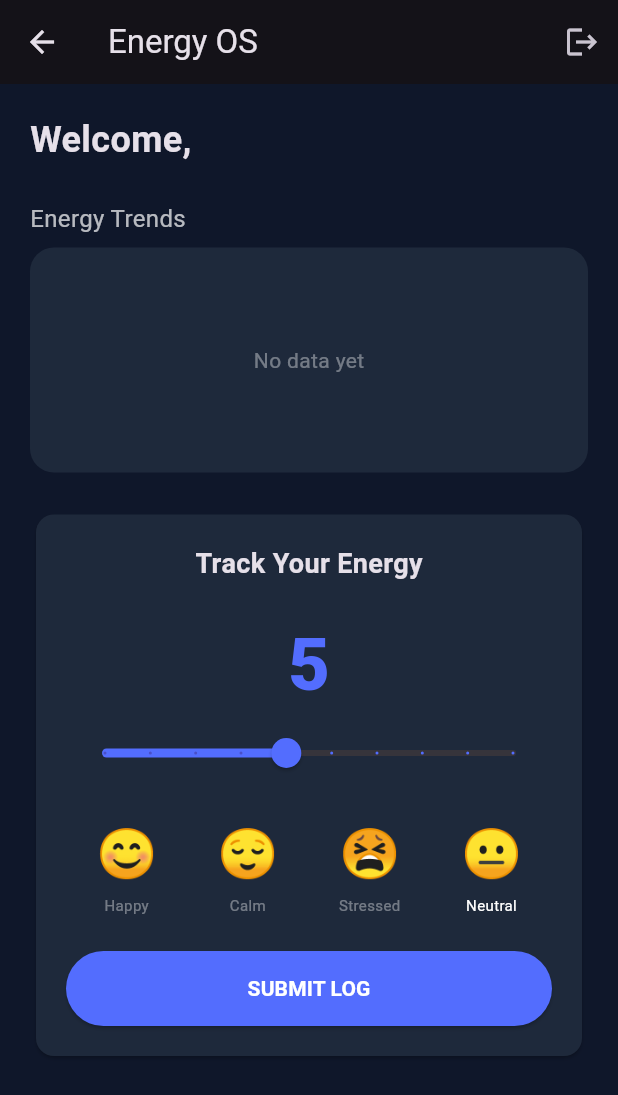
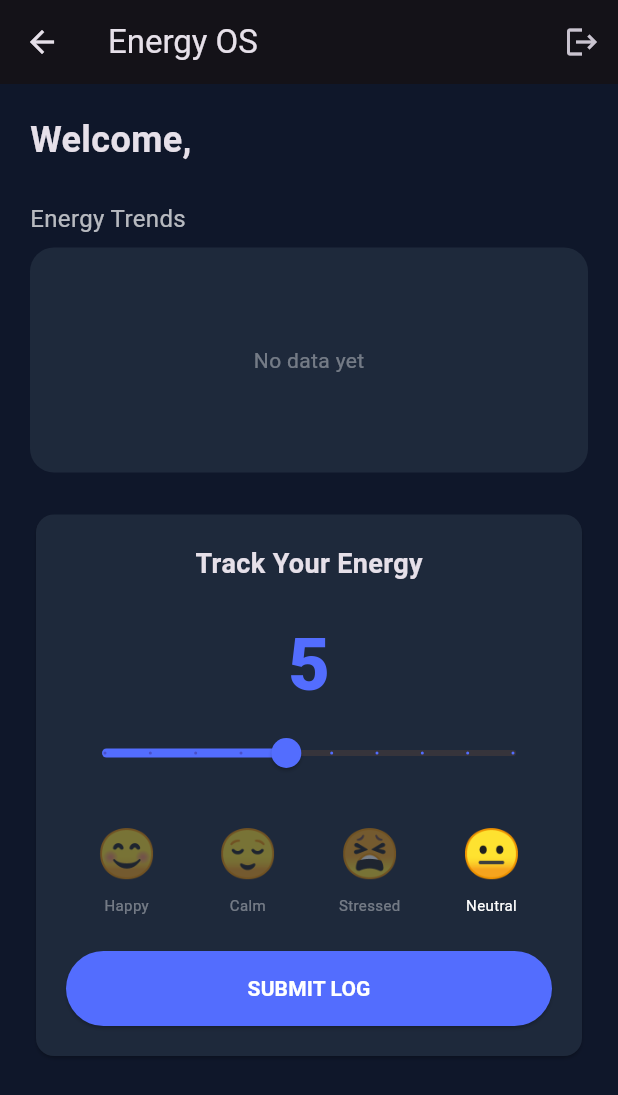
Before and after one commit to Gautham460/app, a Flutter app: the _MainDashboard screen opened directly, on a phone screen of 412 x 824 dp. Shown: the top 1095 px of the screen. Run offline on Flutter 3.47's test engine with Material 3 defaults, Android fonts, the phone set to English and light mode, and no system bars; our stand-ins replace fl_chart, shared_preferences; accounts and stored records are empty; network calls fail.

Commit message:
fix: replace invalid opacity parameter with Opacity widget in dashboard_screen.dart

```diff
--- a/flutter_application_1/lib/screens/dashboard_screen.dart
+++ b/flutter_application_1/lib/screens/dashboard_screen.dart
@@ -156,7 +156,10 @@ class _MainDashboardState extends State<_MainDashboard> {
                           onTap: () => setState(() => _selectedEmoji = e.key),
                           child: Column(
                             children: [
-                              Text(e.value, style: TextStyle(fontSize: 32, opacity: _selectedEmoji == e.key ? 1.0 : 0.4)),
+                              Opacity(
+                                opacity: _selectedEmoji == e.key ? 1.0 : 0.4,
+                                child: Text(e.value, style: const TextStyle(fontSize: 32)),
+                              ),
                               const SizedBox(height: 4),
                               Text(e.key, style: TextStyle(fontSize: 10, color: _selectedEmoji == e.key ? Colors.white : Colors.white38)),
                             ],
```
